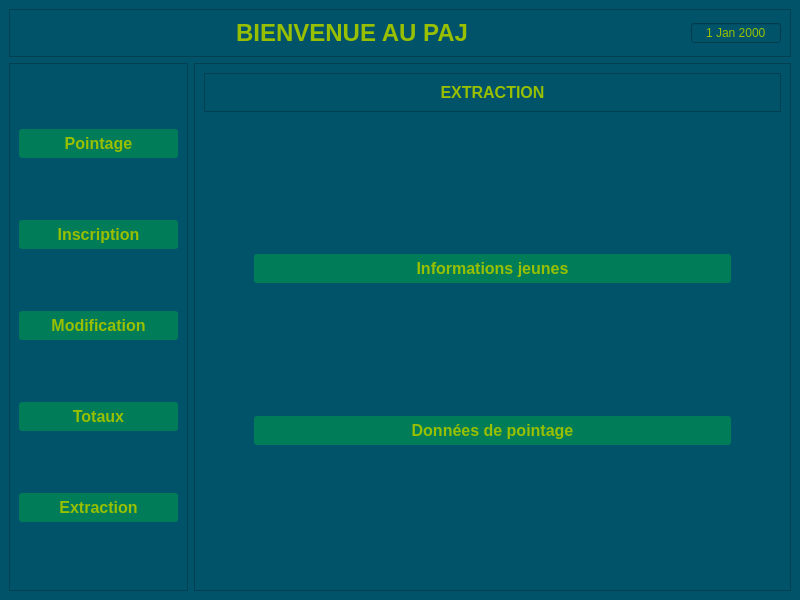
First picture: the form in venv/gui_elements/main.ui, repository RobinBARBEY/PointagePAJ, before the edit.
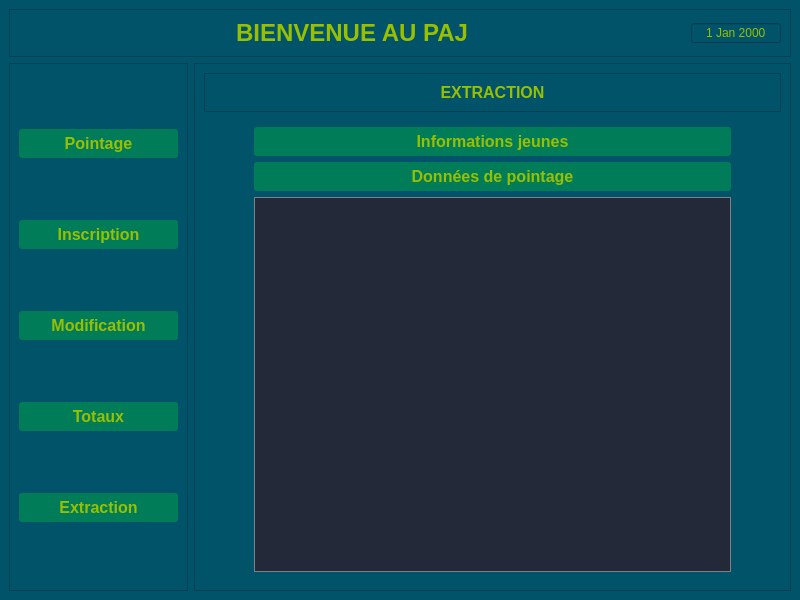
Second picture: the form after the edit. The open tabs and pages were chosen to show the change. Icons and pictures are not drawn.

Commit message: Page extraction now has a table widget

The edit to the form file:
```diff
--- a/venv/gui_elements/main.ui
+++ b/venv/gui_elements/main.ui
@@ -1867,6 +1867,9 @@
                 </property>
                </widget>
               </item>
+              <item>
+               <widget class="QTableView" name="tableView"/>
+              </item>
              </layout>
             </widget>
            </item>
```
Left out of the diff: 2 changed lines with no effect on the pictures. The commit also changes 1 other file.
